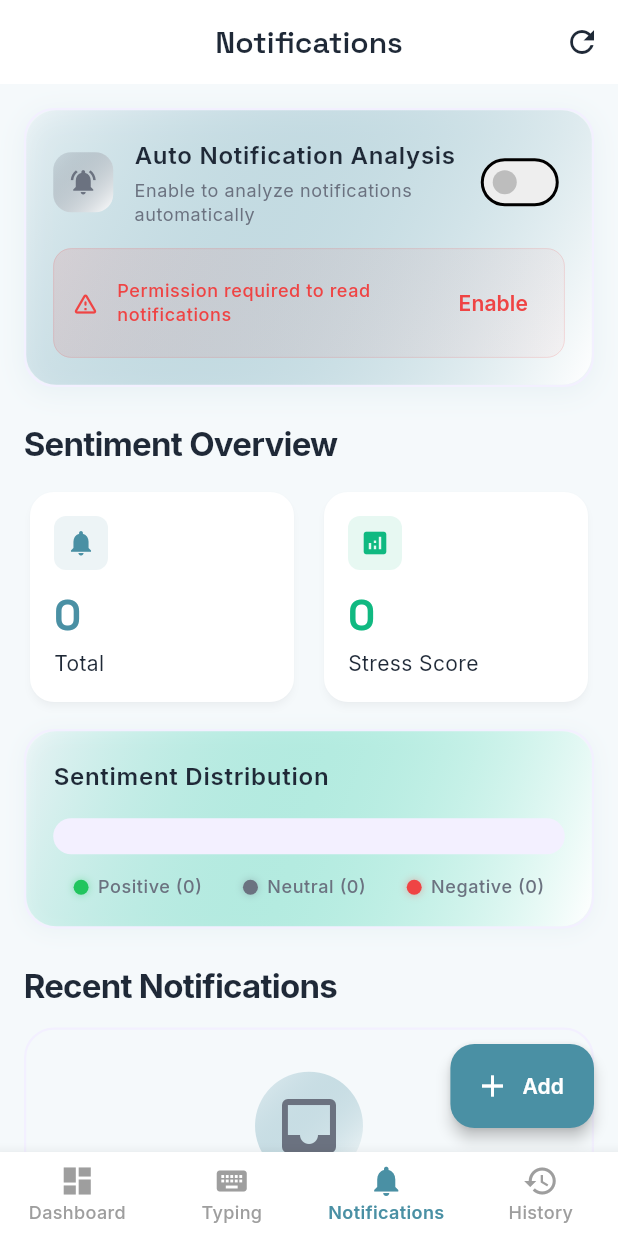
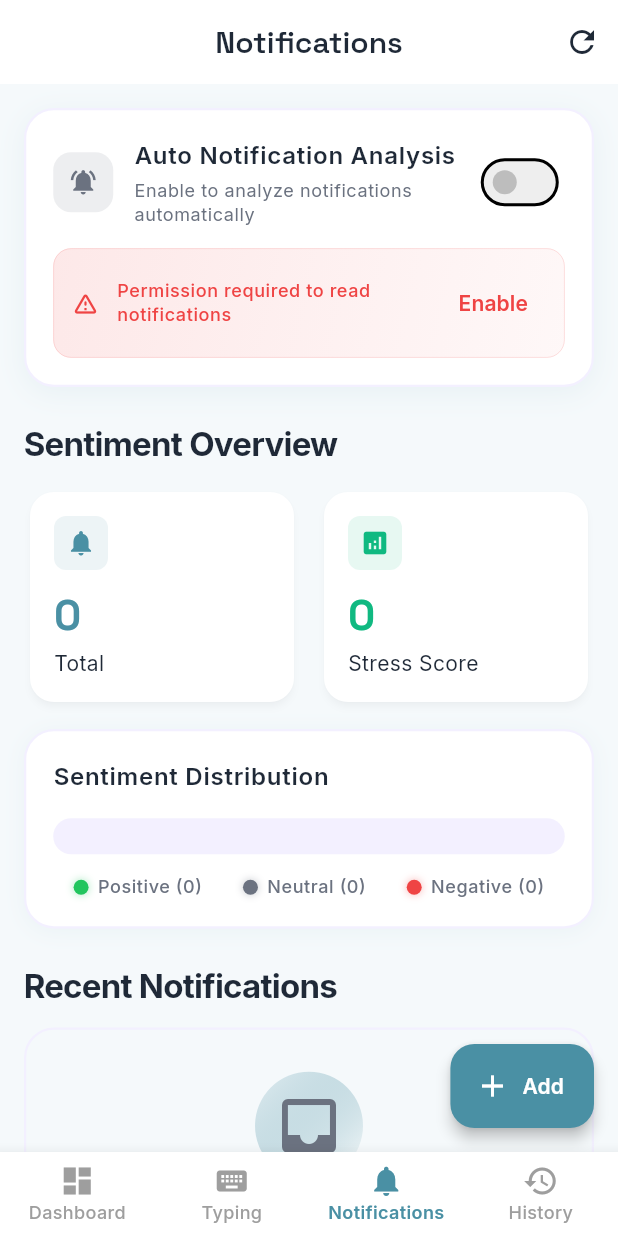
Before and after one commit to dexterhere04/Stress_Analyser_app, a Flutter app: the screen it shows after launch, item 3 of the bottom bar chosen, on a phone screen of 412 x 824 dp. Run offline on Flutter 3.47's test engine with Material 3 defaults, Android fonts, the phone set to English and light mode, and no system bars; our stand-ins replace drift, equatable, fl_chart, flutter_riverpod, google_fonts; missing offline and left inert: ml_sentiment_simple; accounts and stored records are empty; generated files the repository leaves out were written again.

Commit message:
ui: Update stress gauge with solid colors and remove gradients
- Change StressGaugeWidget to use solid color based on stress level
- Add indicator dot at the end of the gauge arc
- Remove gradient from auto notification analysis card
- Remove gradient from sentiment distribution chart
- Remove gradient from sentiment bar segments

```diff
--- a/lib/presentation/views/screens/notifications_screen.dart
+++ b/lib/presentation/views/screens/notifications_screen.dart
@@ -87,11 +87,9 @@ class _NotificationsScreenState extends ConsumerState<NotificationsScreen>
   Widget _buildAutoListeningCard(NotificationViewModel vm) {
     return Container(
       decoration: BoxDecoration(
+        color: AppColors.cardLight,
         borderRadius: BorderRadius.circular(20),
-        border: Border.all(
-          color: const Color(0xFFF3F0FF),
-          width: 1.5,
-        ),
+        border: Border.all(color: const Color(0xFFF3F0FF), width: 1.5),
         boxShadow: [
           BoxShadow(
             color: AppColors.primary.withValues(alpha: 0.08),
@@ -99,18 +97,6 @@ class _NotificationsScreenState extends ConsumerState<NotificationsScreen>
             offset: const Offset(0, 4),
           ),
         ],
-      ),
-      child: Container(
-        decoration: BoxDecoration(
-          borderRadius: BorderRadius.circular(20),
-          gradient: LinearGradient(
-            colors: [
-              AppColors.primary.withValues(alpha: 0.03),
-              AppColors.surfaceLight,
-            ],
-            begin: Alignment.topLeft,
-            end: Alignment.bottomRight,
-          ),
       ),
       child: Padding(
         padding: const EdgeInsets.all(18),
@@ -122,17 +108,11 @@ class _NotificationsScreenState extends ConsumerState<NotificationsScreen>
                 Container(
                   padding: const EdgeInsets.all(10),
                   decoration: BoxDecoration(
-                      gradient: LinearGradient(
-                        colors: [
+                    color:
                         (vm.isAutoListening
                                 ? AppColors.primary
                                 : AppColors.textSecondaryLight)
-                              .withValues(alpha: 0.15),
-                          AppColors.surfaceLight,
-                        ],
-                        begin: Alignment.topLeft,
-                        end: Alignment.bottomRight,
-                      ),
+                            .withValues(alpha: 0.12),
                     borderRadius: BorderRadius.circular(12),
                   ),
                   child: Icon(
@@ -262,7 +242,6 @@ class _NotificationsScreenState extends ConsumerState<NotificationsScreen>
           ],
         ),
       ),
-      ),
     );
   }
 
@@ -302,11 +281,9 @@ class _NotificationsScreenState extends ConsumerState<NotificationsScreen>
         const SizedBox(height: 14),
         Container(
           decoration: BoxDecoration(
+            color: AppColors.cardLight,
             borderRadius: BorderRadius.circular(20),
-            border: Border.all(
-              color: const Color(0xFFF3F0FF),
-              width: 1.5,
-            ),
+            border: Border.all(color: const Color(0xFFF3F0FF), width: 1.5),
             boxShadow: [
               BoxShadow(
                 color: AppColors.primary.withValues(alpha: 0.06),
@@ -315,18 +292,6 @@ class _NotificationsScreenState extends ConsumerState<NotificationsScreen>
               ),
             ],
           ),
-          child: Container(
-            decoration: BoxDecoration(
-              borderRadius: BorderRadius.circular(20),
-              gradient: LinearGradient(
-                colors: [
-                  AppColors.accent.withValues(alpha: 0.02),
-                  AppColors.surfaceLight,
-                ],
-                begin: Alignment.topLeft,
-                end: Alignment.bottomRight,
-              ),
-            ),
           child: Padding(
             padding: const EdgeInsets.all(18),
             child: Column(
@@ -334,9 +299,9 @@ class _NotificationsScreenState extends ConsumerState<NotificationsScreen>
               children: [
                 Text(
                   'Sentiment Distribution',
-                    style: Theme.of(context).textTheme.bodyLarge?.copyWith(
-                      fontWeight: FontWeight.w600,
-                    ),
+                  style: Theme.of(
+                    context,
+                  ).textTheme.bodyLarge?.copyWith(fontWeight: FontWeight.w600),
                 ),
                 const SizedBox(height: 16),
                 _buildSentimentBar(vm),
@@ -362,7 +327,6 @@ class _NotificationsScreenState extends ConsumerState<NotificationsScreen>
                   ],
                 ),
               ],
-              ),
             ),
           ),
         ),
@@ -403,14 +367,7 @@ class _NotificationsScreenState extends ConsumerState<NotificationsScreen>
             flex: (positiveWidth * 100).round().clamp(1, 100),
             child: Container(
               decoration: BoxDecoration(
-                gradient: LinearGradient(
-                  colors: [
-                    AppColors.positiveSentiment,
-                    AppColors.positiveSentiment.withValues(alpha: 0.8),
-                  ],
-                  begin: Alignment.topLeft,
-                  end: Alignment.bottomRight,
-                ),
+                color: AppColors.positiveSentiment,
                 borderRadius: BorderRadius.horizontal(
                   left: const Radius.circular(12),
                 ),
@@ -419,22 +376,13 @@ class _NotificationsScreenState extends ConsumerState<NotificationsScreen>
           ),
           Expanded(
             flex: (neutralWidth * 100).round().clamp(1, 100),
-            child: Container(
-              color: AppColors.neutralSentiment.withValues(alpha: 0.8),
-            ),
+            child: Container(color: AppColors.neutralSentiment),
           ),
           Expanded(
             flex: (negativeWidth * 100).round().clamp(1, 100),
             child: Container(
               decoration: BoxDecoration(
-                gradient: LinearGradient(
-                  colors: [
-                    AppColors.negativeSentiment.withValues(alpha: 0.8),
-                    AppColors.negativeSentiment,
-                  ],
-                  begin: Alignment.topLeft,
-                  end: Alignment.bottomRight,
-                ),
+                color: AppColors.negativeSentiment,
                 borderRadius: BorderRadius.horizontal(
                   right: const Radius.circular(12),
                 ),
@@ -456,10 +404,7 @@ class _NotificationsScreenState extends ConsumerState<NotificationsScreen>
             color: color,
             shape: BoxShape.circle,
             boxShadow: [
-              BoxShadow(
-                color: color.withValues(alpha: 0.4),
-                blurRadius: 4,
-              ),
+              BoxShadow(color: color.withValues(alpha: 0.4), blurRadius: 4),
             ],
           ),
         ),
@@ -493,7 +438,10 @@ class _NotificationsScreenState extends ConsumerState<NotificationsScreen>
             ),
             if (vm.isAutoListening)
               Container(
-                padding: const EdgeInsets.symmetric(horizontal: 10, vertical: 5),
+                padding: const EdgeInsets.symmetric(
+                  horizontal: 10,
+                  vertical: 5,
+                ),
                 decoration: BoxDecoration(
                   gradient: LinearGradient(
                     colors: [
@@ -538,10 +486,7 @@ class _NotificationsScreenState extends ConsumerState<NotificationsScreen>
           Container(
             decoration: BoxDecoration(
               borderRadius: BorderRadius.circular(20),
-              border: Border.all(
-                color: const Color(0xFFF3F0FF),
-                width: 1.5,
-              ),
+              border: Border.all(color: const Color(0xFFF3F0FF), width: 1.5),
             ),
             child: Padding(
               padding: const EdgeInsets.all(28),
--- a/lib/presentation/views/widgets/stress_gauge_widget.dart
+++ b/lib/presentation/views/widgets/stress_gauge_widget.dart
@@ -67,21 +67,8 @@ class _GaugePainter extends CustomPainter {
       backgroundPaint,
     );
 
-    final gradient = SweepGradient(
-      startAngle: startAngle,
-      endAngle: startAngle + sweepAngle,
-      colors: [
-        AppColors.calmColor,
-        AppColors.moderateColor,
-        AppColors.stressedColor,
-      ],
-      stops: const [0.0, 0.5, 1.0],
-    );
-
     final scorePaint = Paint()
-      ..shader = gradient.createShader(
-        Rect.fromCircle(center: center, radius: radius),
-      )
+      ..color = AppTheme.getStressColor(score)
       ..style = PaintingStyle.stroke
       ..strokeWidth = 20
       ..strokeCap = StrokeCap.round;
@@ -95,6 +82,17 @@ class _GaugePainter extends CustomPainter {
       false,
       scorePaint,
     );
+
+    final dotPaint = Paint()
+      ..color = AppTheme.getStressColor(score)
+      ..style = PaintingStyle.fill;
+
+    final dotCenter = Offset(
+      center.dx + radius * math.cos(scoreAngle),
+      center.dy + radius * math.sin(scoreAngle),
+    );
+    canvas.drawCircle(dotCenter, 14, dotPaint);
+    canvas.drawCircle(dotCenter, 8, Paint()..color = Colors.white);
   }
 
   @override
```
Lines whose indentation alone changed are shown as unchanged.
